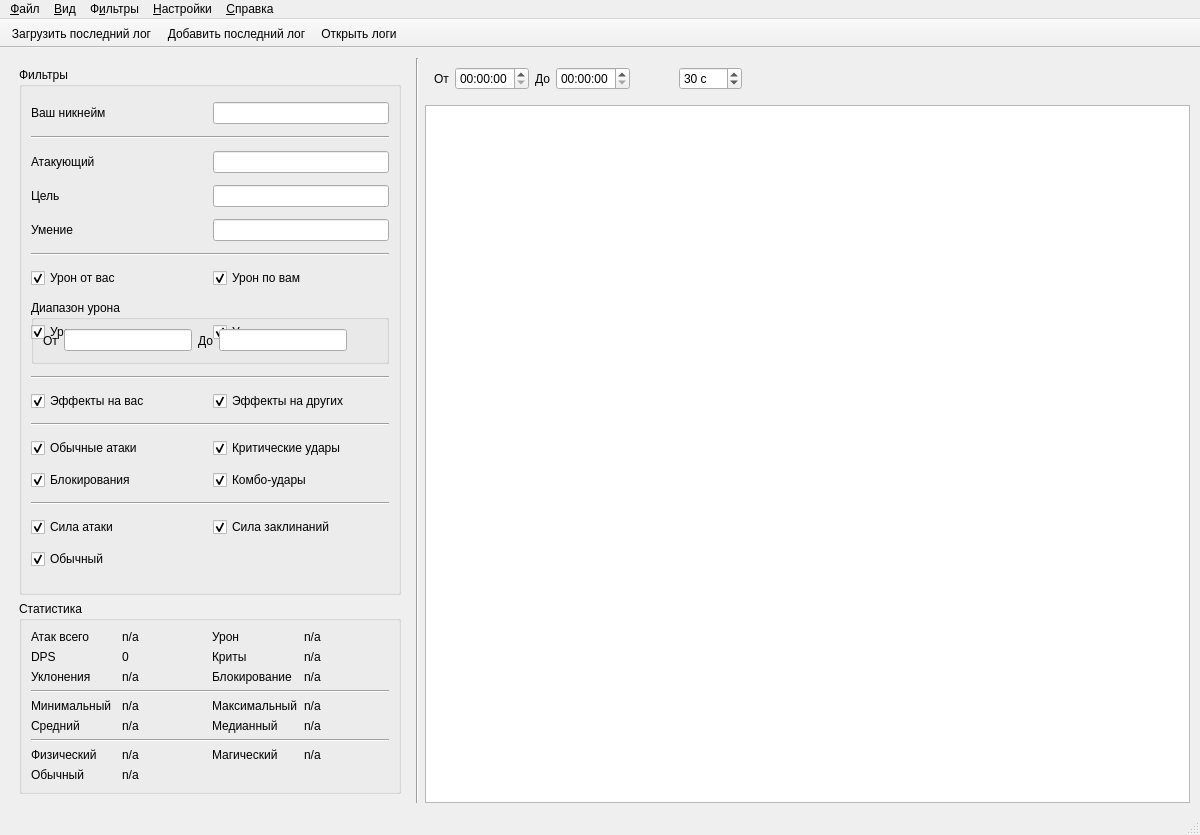
Before: the Qt Designer form src/gui/ui/main_window.ui in KolmePro/reva_damage_viewer, drawn with Qt 5.
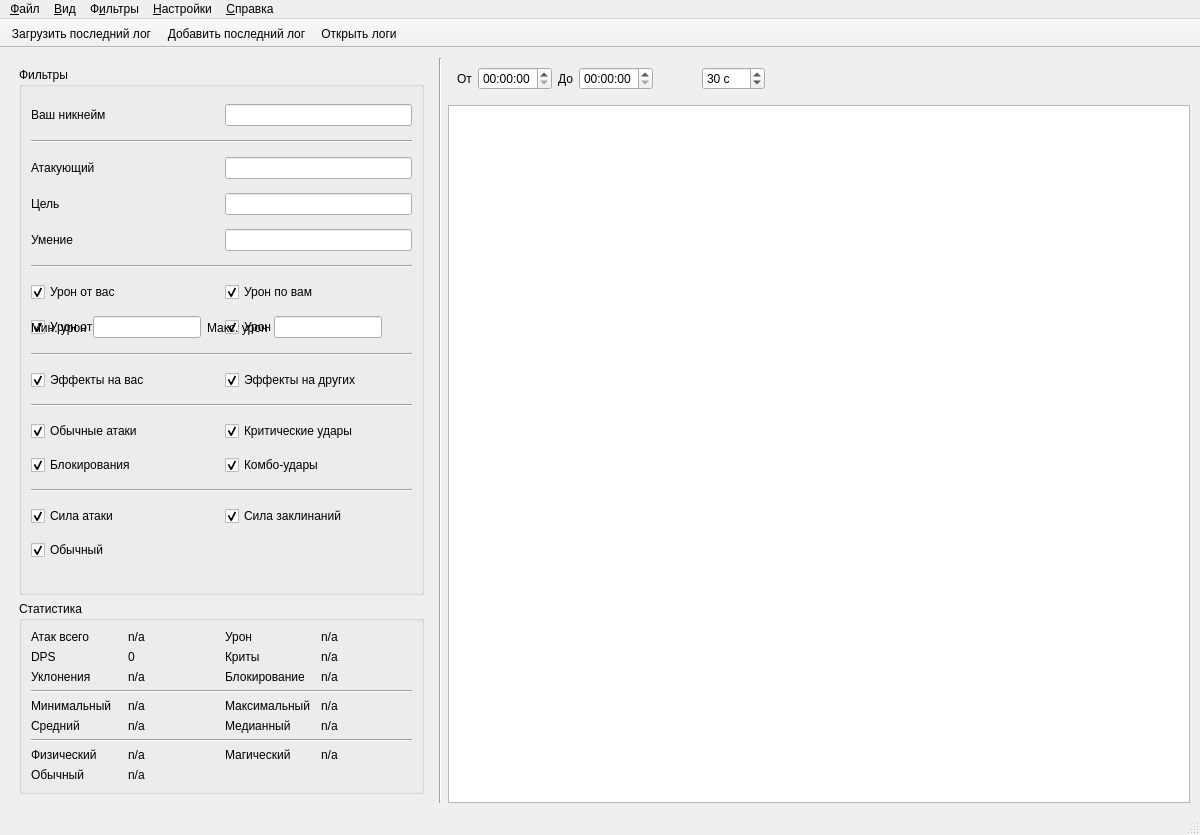
After: the same form once the commit is applied. Icons and pictures are not drawn. Custom widgets are drawn as their Qt base class.

Commit message: Simplify damage range controls and label minimum and maximum damage

Diff of the .ui file:
```diff
--- a/src/gui/ui/main_window.ui
+++ b/src/gui/ui/main_window.ui
@@ -257,22 +257,23 @@
            </widget>
           </item>
           <item row="7" column="0" colspan="2">
-           <widget class="QGroupBox" name="damage_range_group">
-            <property name="title">
-             <string>Диапазон урона</string>
-            </property>
+           <widget class="QWidget" name="damage_range_group">
             <layout class="QGridLayout" name="damage_range_layout" columnstretch="0,1,0,1,0">
+             <property name="leftMargin"><number>0</number></property>
+             <property name="topMargin"><number>0</number></property>
+             <property name="rightMargin"><number>0</number></property>
+             <property name="bottomMargin"><number>0</number></property>
              <item row="0" column="0">
               <widget class="QLabel" name="label_minimum_damage">
                <property name="text">
-                <string>От</string>
+                <string>Мин. урон</string>
                </property>
               </widget>
              </item>
              <item row="0" column="2">
               <widget class="QLabel" name="label_maximum_damage">
                <property name="text">
-                <string>До</string>
+                <string>Макс. урон</string>
                </property>
               </widget>
              </item>
```
The commit also changes 1 other file.
